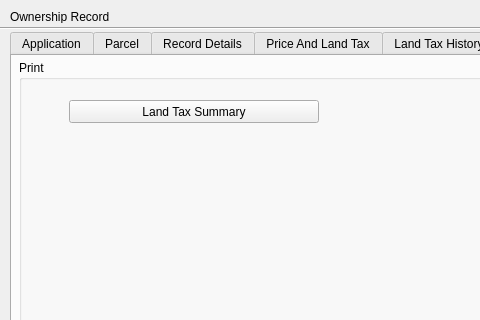
This is view/OwnRecordDialog.ui in teamlm2/lm2 as Qt 5 draws it before an edit; both pictures show x 0 to 480 and y 0 to 320 of the 800 by 470 pixel window. The edited form follows.
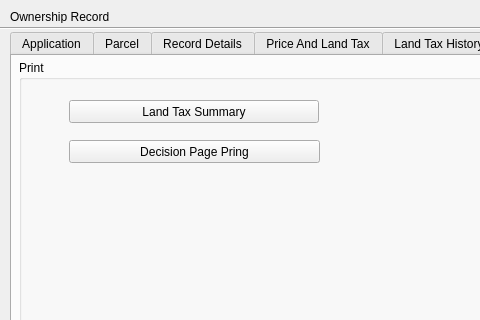
This is the edited form. The open tabs and pages were chosen to show the change.

Commit message: Гэрчилгээ

What changed in the file:
```diff
--- a/view/OwnRecordDialog.ui
+++ b/view/OwnRecordDialog.ui
@@ -1703,6 +1703,19 @@
        <string>Land Tax Summary</string>
       </property>
      </widget>
+     <widget class="QPushButton" name="pushButton">
+      <property name="geometry">
+       <rect>
+        <x>50</x>
+        <y>80</y>
+        <width>251</width>
+        <height>23</height>
+       </rect>
+      </property>
+      <property name="text">
+       <string>Decision Page Pring</string>
+      </property>
+     </widget>
     </widget>
    </widget>
   </widget>
```
Left out of the diff: 2 changed lines with no effect on the pictures. The commit also changes 1 other file.
